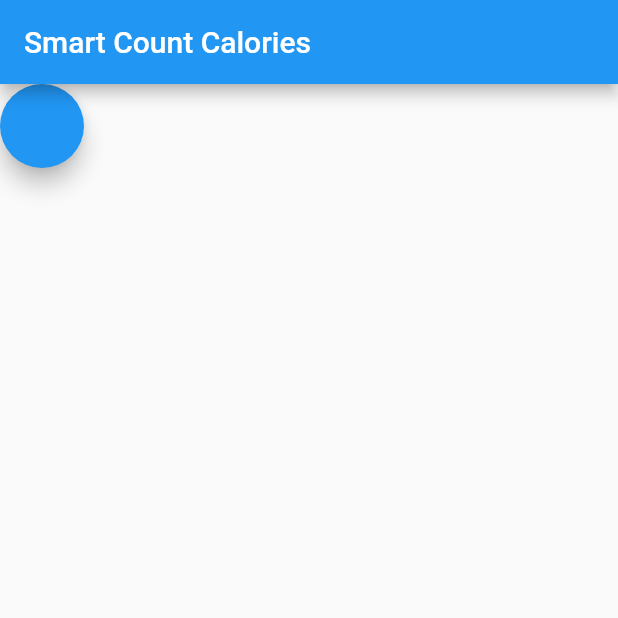
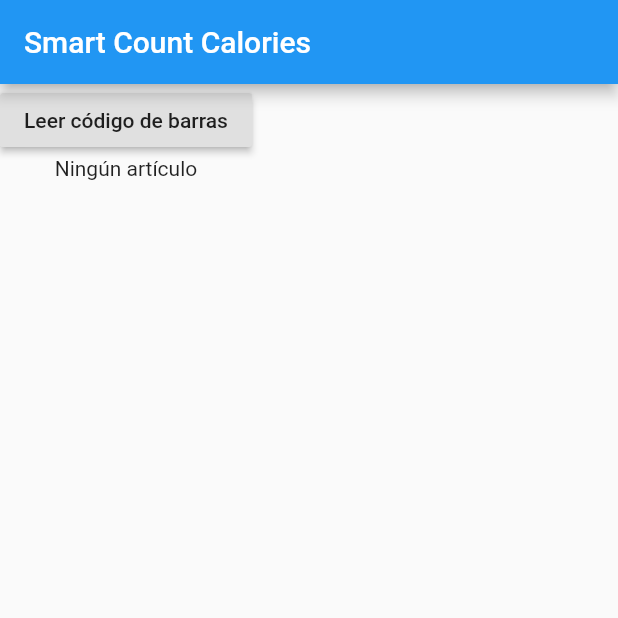
Before and after one commit to JordiGilTomas/smart_count_calories, a Flutter app: the screen it shows after launch, on a phone screen of 412 x 824 dp, the top half of it. Run offline on Flutter 3.47's test engine with Material 2 defaults, Android fonts, the phone set to English and light mode, and no system bars; missing offline and left inert: flutter_barcode_scanner, openfoodfacts.

```diff
--- /dev/null
+++ b/lib/components/barcode_reader.dart
@@ -0,0 +1,19 @@
+import 'package:flutter/material.dart';
+import 'package:flutter_barcode_scanner/flutter_barcode_scanner.dart';
+
+class BarcodeReader extends StatelessWidget {
+  BarcodeReader({this.onRead});
+  final Function onRead;
+
+  @override
+  Widget build(BuildContext context) {
+    return Container(
+      child: RaisedButton(
+          onPressed: () async => onRead(await getBarcode()),
+          child: Text('Leer código de barras')),
+    );
+  }
+
+  Future<String> getBarcode() async => FlutterBarcodeScanner.scanBarcode(
+      "#ff6666", "Cancel", true, ScanMode.BARCODE);
+}
--- /dev/null
+++ b/lib/food.dart
@@ -0,0 +1,11 @@
+import 'package:openfoodfacts/openfoodfacts.dart';
+
+class Food {
+  static Future<ProductResult> getProduct(String barcode) async {
+    ProductQueryConfiguration configuration = ProductQueryConfiguration(barcode,
+        language: OpenFoodFactsLanguage.SPANISH, fields: [ProductField.ALL]);
+
+    return await OpenFoodAPIClient.getProduct(configuration,
+        user: User(userId: 'test'));
+  }
+}
--- a/lib/screens/home.dart
+++ b/lib/screens/home.dart
@@ -1,42 +1,56 @@
 import 'package:flutter/material.dart';
-import 'package:flutter_barcode_scanner/flutter_barcode_scanner.dart';
-import 'package:openfoodfacts/model/Nutriments.dart';
 import 'package:openfoodfacts/model/parameter/SearchTerms.dart';
 import 'package:openfoodfacts/openfoodfacts.dart';
+import 'package:smart_count_calories/components/barcode_reader.dart';
+import 'package:smart_count_calories/components/product_card.dart';
+import 'package:smart_count_calories/food.dart';
 
-class Home extends StatelessWidget {
+class Home extends StatefulWidget {
+  @override
+  _HomeState createState() => _HomeState();
+}
+
+class _HomeState extends State<Home> {
+  Product product;
+
   @override
   Widget build(BuildContext context) {
     return Scaffold(
       appBar: AppBar(
         title: Text('Smart Count Calories'),
       ),
-      body: FloatingActionButton(
-        onPressed: () async {
-          final String barcode = await FlutterBarcodeScanner.scanBarcode(
-              "#ff6666", "Cancel", true, ScanMode.BARCODE);
+      body: SafeArea(
+          child: Column(
+        children: [
+          BarcodeReader(onRead: (barcode) async {
+            product = (await Food.getProduct(barcode)).product;
+            print(product);
+            setState(() {});
+          }),
+          product != null
+              ? ProductCard(product: product)
+              : Text('Ningún artículo'),
+        ],
+      )),
+      // FloatingActionButton(
+      //   onPressed: () {
 
-          ProductResult pr = await getProduct(barcode);
-          Nutriments n = pr.product.nutriments;
-          n.toData().forEach((key, value) {
-            print('key $key value $value');
-          });
-          // print((await searchProduct()).map((element) {
-          //   return element.toData().forEach((key, value) {
-          //     print('Key: $key Value: $value');
-          //   });
-          // }));
-        },
-      ),
+      // async {
+      // final String barcode = await FlutterBarcodeScanner.scanBarcode(
+      //     "#ff6666", "Cancel", true, ScanMode.BARCODE);
+
+      // ProductResult pr = await getProduct(barcode);
+      // Nutriments n = pr.product.nutriments;
+      // n.toData().forEach((key, value) {
+      //   print('key $key value $value');
+      // });
+      // print((await searchProduct()).map((element) {
+      //   return element.toData().forEach((key, value) {
+      //     print('Key: $key Value: $value');
+      //   });
+      // }));
+      // },
     );
-  }
-
-  Future<ProductResult> getProduct(String barcode) async {
-    ProductQueryConfiguration configuration = ProductQueryConfiguration(barcode,
-        language: OpenFoodFactsLanguage.SPANISH, fields: [ProductField.ALL]);
-
-    return await OpenFoodAPIClient.getProduct(configuration,
-        user: User(userId: 'test'));
   }
 
   Future<List<Product>> searchProduct() async {
```
Also changed, not shown: lib/components/product_card.dart (added, +108 -0 lines).
